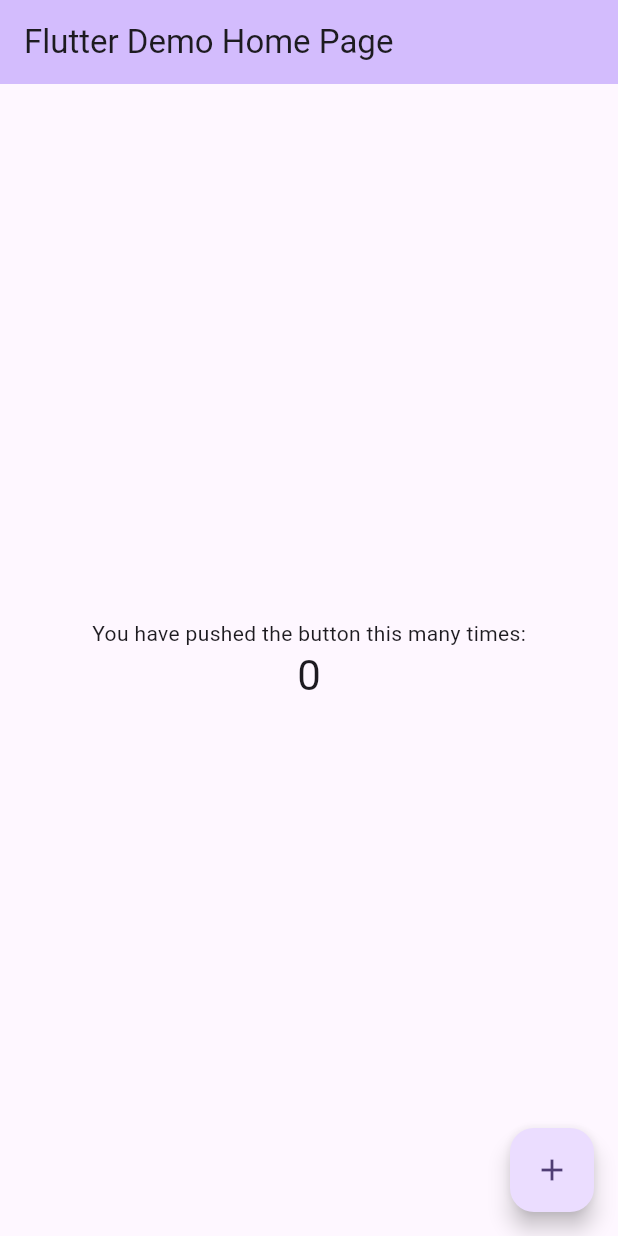
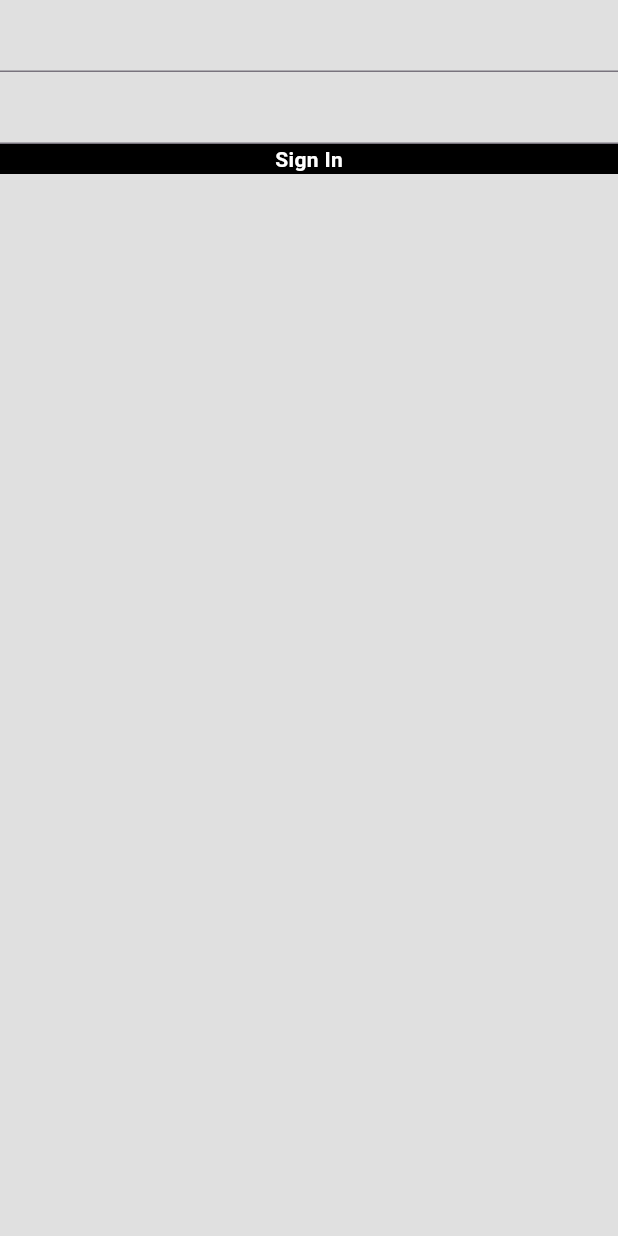
Before and after one commit to Recycling-Heroes-E-Schrottwende/eRecycling, a Flutter app: the screen it shows after launch, on a phone screen of 412 x 824 dp. Run offline on Flutter 3.47's test engine with Material 3 defaults, Android fonts, the phone set to English and light mode, and no system bars; our stand-ins replace firebase_core; accounts and stored records are empty.

Commit message:
created simple prototype

```diff
--- /dev/null
+++ b/chatt_test/lib/components/my_button.dart
@@ -0,0 +1,32 @@
+import 'package:flutter/material.dart';
+
+class MyButton extends StatelessWidget {
+  final void Function()? onTap;
+  final String text;
+  const MyButton({
+    Key? key,
+    required this.onTap,
+    required this.text,
+  });
+
+  @override
+  Widget build(BuildContext context) {
+    return  GestureDetector(
+      onTap: onTap,
+      child: Container(
+        decoration: BoxDecoration(
+          color: Colors.black,
+        ),
+        child: Center(
+          child: Text(
+            text,
+            style: const TextStyle(
+              color: Colors.white,
+              fontWeight: FontWeight.bold
+            ),
+          ),
+        )
+      ),
+    );
+  }
+}
--- /dev/null
+++ b/chatt_test/lib/components/my_textfield.dart
@@ -0,0 +1,21 @@
+import 'package:flutter/material.dart';
+
+class MyTextField extends StatelessWidget {
+  final TextEditingController controller;
+  final String hintText;
+  final bool obscureText;
+  const MyTextField({
+    super.key,
+    required this.controller,
+    required this.hintText,
+    required this.obscureText,
+  });
+
+  @override
+  Widget build(BuildContext context){
+    return TextField(
+      controller: controller,
+      obscureText: obscureText,
+    );
+  }
+}
--- a/chatt_test/lib/main.dart
+++ b/chatt_test/lib/main.dart
@@ -1,4 +1,6 @@
 import 'package:flutter/material.dart';
+
+import 'pages/login_page.dart';
 
 void main() {
   runApp(const MyApp());
@@ -7,119 +9,12 @@ void main() {
 class MyApp extends StatelessWidget {
   const MyApp({super.key});
 
-  // This widget is the root of your application.
   @override
   Widget build(BuildContext context) {
     return MaterialApp(
-      title: 'Flutter Demo',
-      theme: ThemeData(
-        // This is the theme of your application.
-        //
-        // TRY THIS: Try running your application with "flutter run". You'll see
-        // the application has a purple toolbar. Then, without quitting the app,
-        // try changing the seedColor in the colorScheme below to Colors.green
-        // and then invoke "hot reload" (save your changes or press the "hot
-        // reload" button in a Flutter-supported IDE, or press "r" if you used
-        // the command line to start the app).
-        //
-        // Notice that the counter didn't reset back to zero; the application
-        // state is not lost during the reload. To reset the state, use hot
-        // restart instead.
-        //
-        // This works for code too, not just values: Most code changes can be
-        // tested with just a hot reload.
-        colorScheme: ColorScheme.fromSeed(seedColor: Colors.deepPurple),
-        useMaterial3: true,
-      ),
-      home: const MyHomePage(title: 'Flutter Demo Home Page'),
+      debugShowCheckedModeBanner: false,
+      home: LoginPage(),
     );
+
   }
 }
-
-class MyHomePage extends StatefulWidget {
-  const MyHomePage({super.key, required this.title});
-
-  // This widget is the home page of your application. It is stateful, meaning
-  // that it has a State object (defined below) that contains fields that affect
-  // how it looks.
-
-  // This class is the configuration for the state. It holds the values (in this
-  // case the title) provided by the parent (in this case the App widget) and
-  // used by the build method of the State. Fields in a Widget subclass are
-  // always marked "final".
-
-  final String title;
-
-  @override
-  State<MyHomePage> createState() => _MyHomePageState();
-}
-
-class _MyHomePageState extends State<MyHomePage> {
-  int _counter = 0;
-
-  void _incrementCounter() {
-    setState(() {
-      // This call to setState tells the Flutter framework that something has
-      // changed in this State, which causes it to rerun the build method below
-      // so that the display can reflect the updated values. If we changed
-      // _counter without calling setState(), then the build method would not be
-      // called again, and so nothing would appear to happen.
-      _counter++;
-    });
-  }
-
-  @override
-  Widget build(BuildContext context) {
-    // This method is rerun every time setState is called, for instance as done
-    // by the _incrementCounter method above.
-    //
-    // The Flutter framework has been optimized to make rerunning build methods
-    // fast, so that you can just rebuild anything that needs updating rather
-    // than having to individually change instances of widgets.
-    return Scaffold(
-      appBar: AppBar(
-        // TRY THIS: Try changing the color here to a specific color (to
-        // Colors.amber, perhaps?) and trigger a hot reload to see the AppBar
-        // change color while the other colors stay the same.
-        backgroundColor: Theme.of(context).colorScheme.inversePrimary,
-        // Here we take the value from the MyHomePage object that was created by
-        // the App.build method, and use it to set our appbar title.
-        title: Text(widget.title),
-      ),
-      body: Center(
-        // Center is a layout widget. It takes a single child and positions it
-        // in the middle of the parent.
-        child: Column(
-          // Column is also a layout widget. It takes a list of children and
-          // arranges them vertically. By default, it sizes itself to fit its
-          // children horizontally, and tries to be as tall as its parent.
-          //
-          // Column has various properties to control how it sizes itself and
-          // how it positions its children. Here we use mainAxisAlignment to
-          // center the children vertically; the main axis here is the vertical
-          // axis because Columns are vertical (the cross axis would be
-          // horizontal).
-          //
-          // TRY THIS: Invoke "debug painting" (choose the "Toggle Debug Paint"
-          // action in the IDE, or press "p" in the console), to see the
-          // wireframe for each widget.
-          mainAxisAlignment: MainAxisAlignment.center,
-          children: <Widget>[
-            const Text(
-              'You have pushed the button this many times:',
-            ),
-            Text(
-              '$_counter',
-              style: Theme.of(context).textTheme.headlineMedium,
-            ),
-          ],
-        ),
-      ),
-      floatingActionButton: FloatingActionButton(
-        onPressed: _incrementCounter,
-        tooltip: 'Increment',
-        child: const Icon(Icons.add),
-      ), // This trailing comma makes auto-formatting nicer for build methods.
-    );
-  }
-}
--- /dev/null
+++ b/chatt_test/lib/pages/login_page.dart
@@ -0,0 +1,60 @@
+import 'package:chatt_test/components/my_button.dart';
+import 'package:chatt_test/components/my_textfield.dart';
+import 'package:flutter/material.dart';
+
+class LoginPage extends StatefulWidget {
+  const LoginPage({super.key});
+
+  @override
+  State<LoginPage> createState() => _LoginPageState();
+}
+
+final emailcontroller = TextEditingController();
+final passwordcontroller = TextEditingController();
+
+class _LoginPageState extends State<LoginPage> {
+  @override
+  Widget build(BuildContext context) {
+    return Scaffold(
+      backgroundColor: Colors.grey[300],
+      body: SafeArea(
+        child: Center(
+          child: Column(
+            children: [
+              //Logo
+
+              //Welcome Message
+
+              //Email textfield
+              MyTextField(
+               controller: emailcontroller,
+               hintText: 'Email',
+               obscureText: false,
+              ),
+
+              //Password textfield
+              MyTextField(
+               controller: passwordcontroller,
+               hintText: 'Password',
+               obscureText: true,
+              ),
+
+
+              //sign in button
+              MyButton(
+                onTap: (){},
+                text: "Sign In"
+              ),
+
+              //sign up button
+
+
+
+            ],
+          ),
+        ),
+      ),
+
+    );
+  }
+}
--- a/chatt_test/pubspec.yaml
+++ b/chatt_test/pubspec.yaml
@@ -35,6 +35,8 @@ dependencies:
   # The following adds the Cupertino Icons font to your application.
   # Use with the CupertinoIcons class for iOS style icons.
   cupertino_icons: ^1.0.2
+  firebase_core: ^2.24.2
+  firebase_auth: ^4.15.2
 
 dev_dependencies:
   flutter_test:
```
Also changed, not shown: chatt_test/lib/firebase_options.dart (added), chatt_test/pubspec.lock, 6 other files.
